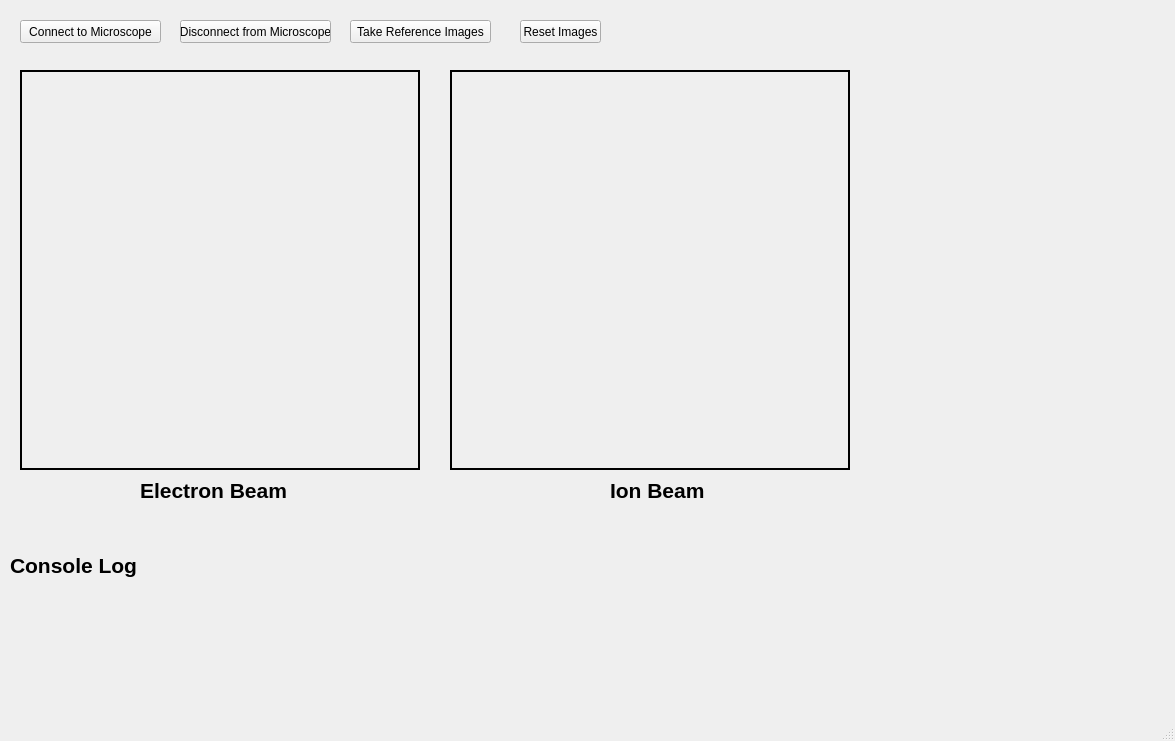
Qt form fibsem/ui/qtdesigner_files/connect.ui (DeMarcoLab/fibsem) before a commit.
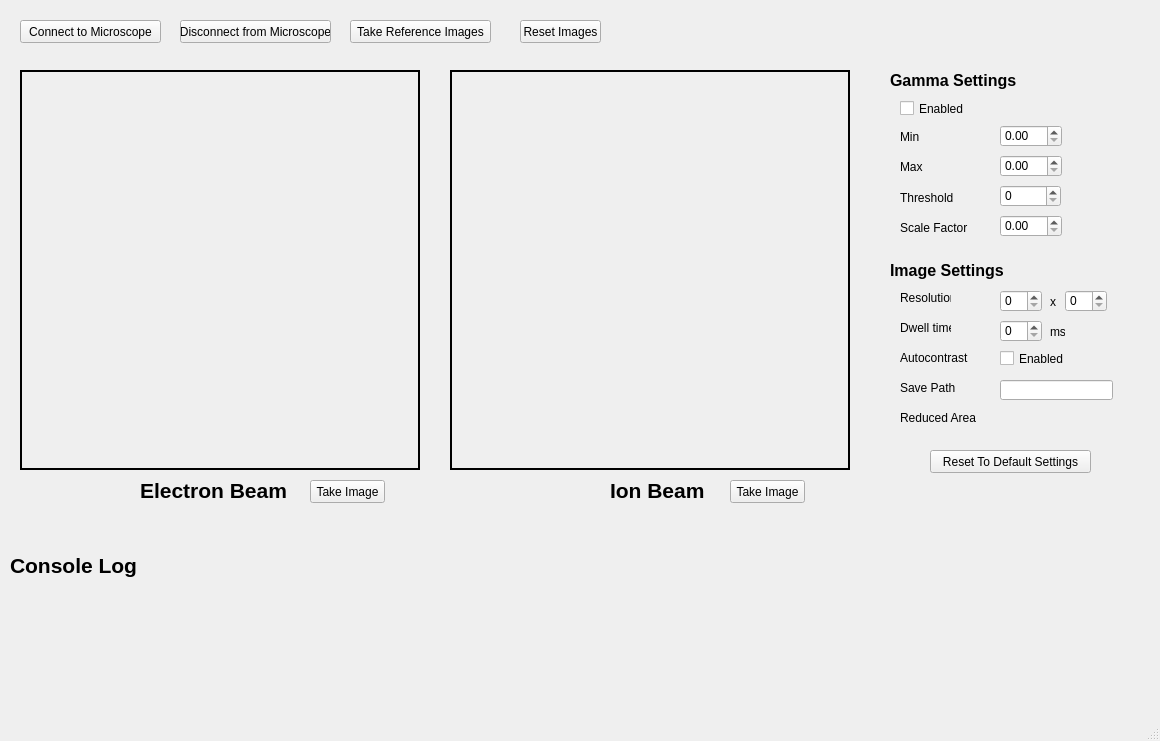
The same form after that commit.

Patch:
```diff
--- a/fibsem/ui/qtdesigner_files/connect.ui
+++ b/fibsem/ui/qtdesigner_files/connect.ui
@@ -6,7 +6,7 @@
    <rect>
     <x>0</x>
     <y>0</y>
-    <width>1175</width>
+    <width>1160</width>
     <height>741</height>
    </rect>
   </property>
@@ -210,6 +210,343 @@
      <string>Console Log</string>
     </property>
    </widget>
+   <widget class="QLabel" name="label_4">
+    <property name="geometry">
+     <rect>
+      <x>890</x>
+      <y>70</y>
+      <width>141</width>
+      <height>21</height>
+     </rect>
+    </property>
+    <property name="font">
+     <font>
+      <pointsize>12</pointsize>
+      <weight>75</weight>
+      <bold>true</bold>
+     </font>
+    </property>
+    <property name="text">
+     <string>Gamma Settings</string>
+    </property>
+   </widget>
+   <widget class="QLabel" name="label_6">
+    <property name="geometry">
+     <rect>
+      <x>900</x>
+      <y>130</y>
+      <width>47</width>
+      <height>13</height>
+     </rect>
+    </property>
+    <property name="text">
+     <string>Min</string>
+    </property>
+   </widget>
+   <widget class="QLabel" name="label_7">
+    <property name="geometry">
+     <rect>
+      <x>900</x>
+      <y>160</y>
+      <width>47</width>
+      <height>13</height>
+     </rect>
+    </property>
+    <property name="text">
+     <string>Max</string>
+    </property>
+   </widget>
+   <widget class="QLabel" name="label_8">
+    <property name="geometry">
+     <rect>
+      <x>900</x>
+      <y>220</y>
+      <width>71</width>
+      <height>16</height>
+     </rect>
+    </property>
+    <property name="text">
+     <string>Scale Factor</string>
+    </property>
+   </widget>
+   <widget class="QLabel" name="label_9">
+    <property name="geometry">
+     <rect>
+      <x>900</x>
+      <y>190</y>
+      <width>71</width>
+      <height>16</height>
+     </rect>
+    </property>
+    <property name="text">
+     <string>Threshold</string>
+    </property>
+   </widget>
+   <widget class="QLabel" name="label_10">
+    <property name="geometry">
+     <rect>
+      <x>890</x>
+      <y>260</y>
+      <width>141</width>
+      <height>21</height>
+     </rect>
+    </property>
+    <property name="font">
+     <font>
+      <pointsize>12</pointsize>
+      <weight>75</weight>
+      <bold>true</bold>
+     </font>
+    </property>
+    <property name="text">
+     <string>Image Settings</string>
+    </property>
+   </widget>
+   <widget class="QLabel" name="label_11">
+    <property name="geometry">
+     <rect>
+      <x>900</x>
+      <y>290</y>
+      <width>51</width>
+      <height>16</height>
+     </rect>
+    </property>
+    <property name="text">
+     <string>Resolution</string>
+    </property>
+   </widget>
+   <widget class="QLabel" name="label_12">
+    <property name="geometry">
+     <rect>
+      <x>900</x>
+      <y>320</y>
+      <width>51</width>
+      <height>16</height>
+     </rect>
+    </property>
+    <property name="text">
+     <string>Dwell time</string>
+    </property>
+   </widget>
+   <widget class="QLabel" name="label_13">
+    <property name="geometry">
+     <rect>
+      <x>900</x>
+      <y>350</y>
+      <width>81</width>
+      <height>16</height>
+     </rect>
+    </property>
+    <property name="text">
+     <string>Autocontrast</string>
+    </property>
+   </widget>
+   <widget class="QLabel" name="label_14">
+    <property name="geometry">
+     <rect>
+      <x>900</x>
+      <y>380</y>
+      <width>81</width>
+      <height>16</height>
+     </rect>
+    </property>
+    <property name="text">
+     <string>Save Path</string>
+    </property>
+   </widget>
+   <widget class="QLabel" name="label_15">
+    <property name="geometry">
+     <rect>
+      <x>900</x>
+      <y>410</y>
+      <width>81</width>
+      <height>16</height>
+     </rect>
+    </property>
+    <property name="text">
+     <string>Reduced Area</string>
+    </property>
+   </widget>
+   <widget class="QPushButton" name="EB_Click">
+    <property name="geometry">
+     <rect>
+      <x>310</x>
+      <y>480</y>
+      <width>75</width>
+      <height>23</height>
+     </rect>
+    </property>
+    <property name="text">
+     <string>Take Image</string>
+    </property>
+   </widget>
+   <widget class="QPushButton" name="IB_click">
+    <property name="geometry">
+     <rect>
+      <x>730</x>
+      <y>480</y>
+      <width>75</width>
+      <height>23</height>
+     </rect>
+    </property>
+    <property name="text">
+     <string>Take Image</string>
+    </property>
+   </widget>
+   <widget class="QCheckBox" name="gamma_enabled">
+    <property name="geometry">
+     <rect>
+      <x>900</x>
+      <y>100</y>
+      <width>70</width>
+      <height>17</height>
+     </rect>
+    </property>
+    <property name="text">
+     <string>Enabled</string>
+    </property>
+   </widget>
+   <widget class="QDoubleSpinBox" name="gamma_min">
+    <property name="geometry">
+     <rect>
+      <x>1000</x>
+      <y>125</y>
+      <width>62</width>
+      <height>22</height>
+     </rect>
+    </property>
+   </widget>
+   <widget class="QDoubleSpinBox" name="gamma_max">
+    <property name="geometry">
+     <rect>
+      <x>1000</x>
+      <y>155</y>
+      <width>62</width>
+      <height>22</height>
+     </rect>
+    </property>
+   </widget>
+   <widget class="QDoubleSpinBox" name="gamma_scalefactor">
+    <property name="geometry">
+     <rect>
+      <x>1000</x>
+      <y>215</y>
+      <width>62</width>
+      <height>22</height>
+     </rect>
+    </property>
+   </widget>
+   <widget class="QSpinBox" name="res_width">
+    <property name="geometry">
+     <rect>
+      <x>1000</x>
+      <y>290</y>
+      <width>42</width>
+      <height>22</height>
+     </rect>
+    </property>
+    <property name="maximum">
+     <number>10000</number>
+    </property>
+   </widget>
+   <widget class="QSpinBox" name="res_height">
+    <property name="geometry">
+     <rect>
+      <x>1065</x>
+      <y>290</y>
+      <width>42</width>
+      <height>22</height>
+     </rect>
+    </property>
+    <property name="maximum">
+     <number>10000</number>
+    </property>
+   </widget>
+   <widget class="QLabel" name="label_5">
+    <property name="geometry">
+     <rect>
+      <x>1050</x>
+      <y>295</y>
+      <width>15</width>
+      <height>13</height>
+     </rect>
+    </property>
+    <property name="text">
+     <string>x</string>
+    </property>
+   </widget>
+   <widget class="QSpinBox" name="spinBox_3">
+    <property name="geometry">
+     <rect>
+      <x>1000</x>
+      <y>320</y>
+      <width>42</width>
+      <height>22</height>
+     </rect>
+    </property>
+   </widget>
+   <widget class="QLabel" name="label_16">
+    <property name="geometry">
+     <rect>
+      <x>1050</x>
+      <y>325</y>
+      <width>15</width>
+      <height>13</height>
+     </rect>
+    </property>
+    <property name="text">
+     <string>ms</string>
+    </property>
+   </widget>
+   <widget class="QCheckBox" name="autocontrast_enable">
+    <property name="geometry">
+     <rect>
+      <x>1000</x>
+      <y>350</y>
+      <width>70</width>
+      <height>17</height>
+     </rect>
+    </property>
+    <property name="text">
+     <string>Enabled</string>
+    </property>
+   </widget>
+   <widget class="QLineEdit" name="save_path_edit">
+    <property name="geometry">
+     <rect>
+      <x>1000</x>
+      <y>380</y>
+      <width>113</width>
+      <height>20</height>
+     </rect>
+    </property>
+   </widget>
+   <widget class="QPushButton" name="reset_image_settings">
+    <property name="geometry">
+     <rect>
+      <x>930</x>
+      <y>450</y>
+      <width>161</width>
+      <height>23</height>
+     </rect>
+    </property>
+    <property name="text">
+     <string>Reset To Default Settings</string>
+    </property>
+   </widget>
+   <widget class="QSpinBox" name="gamma_threshold">
+    <property name="geometry">
+     <rect>
+      <x>1000</x>
+      <y>185</y>
+      <width>61</width>
+      <height>22</height>
+     </rect>
+    </property>
+    <property name="maximum">
+     <number>255</number>
+    </property>
+   </widget>
   </widget>
   <widget class="QMenuBar" name="menubar">
    <property name="geometry">
```
Left out of the diff: 2 changed lines with no effect on the pictures.
